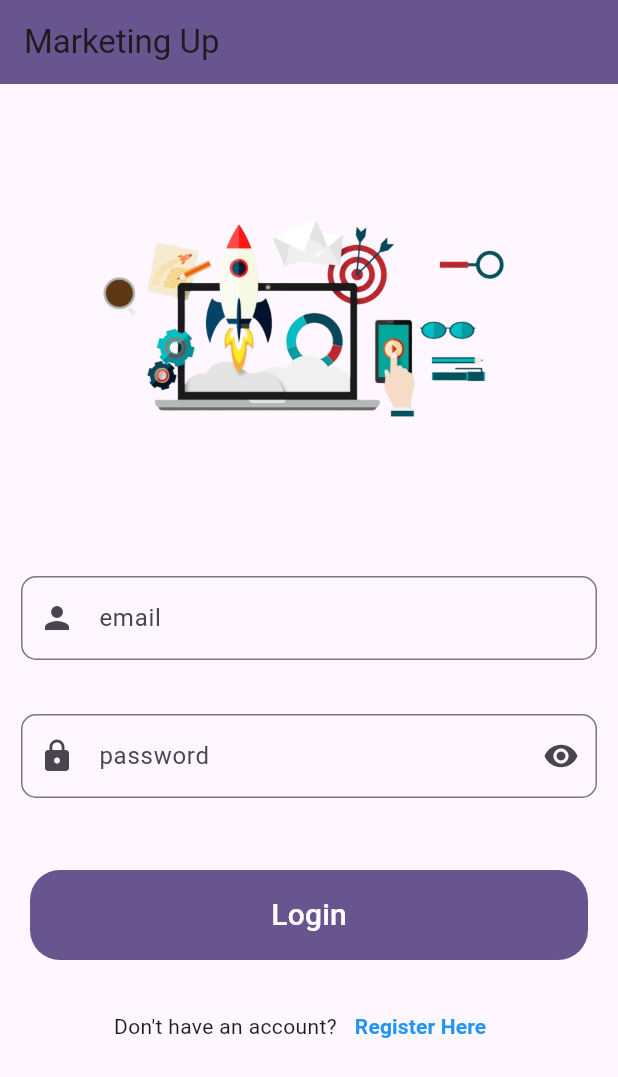
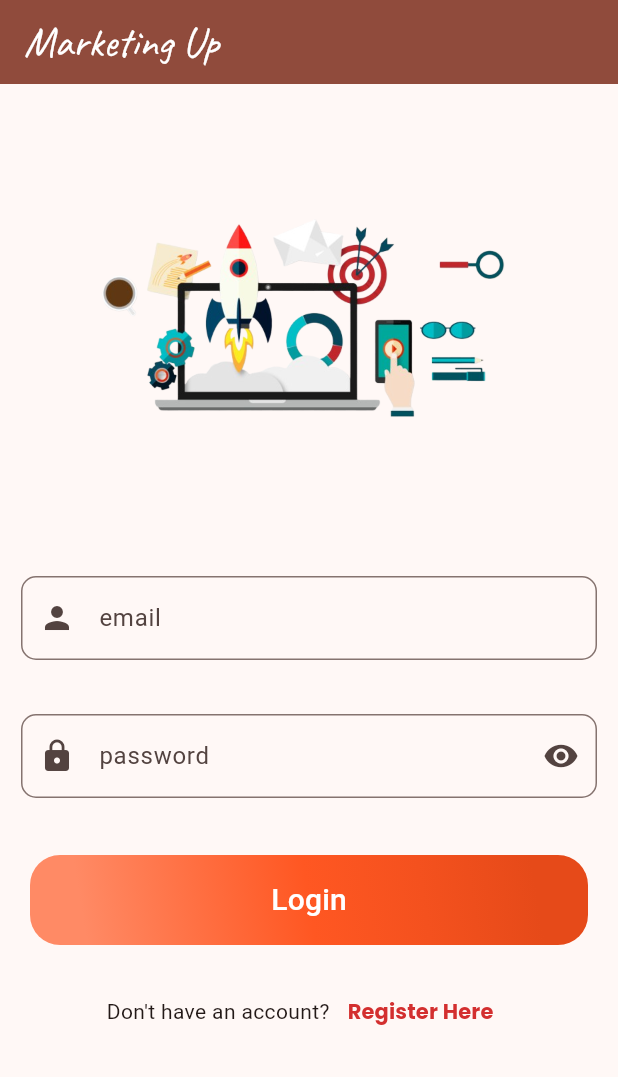
Before and after one commit to mhaquesalman/marketing_up, a Flutter app: the screen it shows after launch, on a phone screen of 412 x 824 dp. Shown: the top 1077 px of the screen. Run offline on Flutter 3.47's test engine with Material 2 defaults, Android fonts, the light colour scheme and no system bars; our stand-ins replace cloud_firestore, firebase_auth, firebase_core, geolocator, google_fonts, image_cropper and 3 more; accounts and stored records are empty.

Commit message:
admin signup and signin

```diff
--- a/lib/constants.dart
+++ b/lib/constants.dart
@@ -16,6 +16,7 @@
   static const FirebaseUpdatedAt = "updated_at";
   static const FirebaseUserPhoto = "user_photo";
   static const FirebaseUserType = "user_type";
+  static const FirebaseToken = "token";
 
   // default values
   static const DefaultActiveStatus = false;
--- a/lib/login_screen_copy.dart
+++ b/lib/login_screen_copy.dart
@@ -1,7 +1,13 @@
-
 import 'package:flutter/material.dart';
 import 'package:marketing_up/dashboard_screen.dart';
+import 'package:marketing_up/firebase_provider.dart';
+import 'package:marketing_up/models/user_model.dart';
+import 'package:marketing_up/screens/dashboard_screen_copy.dart';
 import 'package:marketing_up/screens/register_screen.dart';
+import 'package:marketing_up/widgets/appbar_widget.dart';
+import 'package:marketing_up/widgets/gradient_background.dart';
+import 'package:provider/provider.dart';
+import 'package:google_fonts/google_fonts.dart';
 
 class LoginScreenCopy extends StatefulWidget {
   const LoginScreenCopy({super.key});
@@ -11,129 +17,192 @@
 }
 
 class _LoginScreenCopyState extends State<LoginScreenCopy> {
+  UserModel? userModel;
+  FocusNode emailFocusNode = FocusNode();
+  FocusNode passwordFocusNode = FocusNode();
+  TextEditingController emailController = TextEditingController();
+  TextEditingController passwordController = TextEditingController();
+  String email = "";
+  String password = "";
+  bool isObscured = true;
+  bool fieldsError = false;
+  bool retry = false;
+  late FirebaseProvider firebaseProvider;
 
-  void goDashboard(BuildContext context, String type) {
+  void showSnackbar(BuildContext context, String text) {
+    final snackBar = SnackBar(
+      content: Text(text),
+      duration: Duration(seconds: 3),
+    );
+    ScaffoldMessenger.of(context).showSnackBar(snackBar);
+  }
+
+  void submitLoginData() async {
+    email = emailController.text;
+    password = passwordController.text;
+    if (email.isNotEmpty && password.isNotEmpty) {
+      Map<String, dynamic>? userInfo =
+          await firebaseProvider.loginUser(email, password);
+      if (userInfo != null) {
+        userModel = UserModel.fromMap(userInfo);
+      }
+    } else {
+      showSnackbar(context, "Fields are empty please fill up");
+    }
+  }
+
+  void goDashboard() {
     Navigator.of(context).pushAndRemoveUntil(
-        MaterialPageRoute(builder: (context) => DashboardScreen(type: type)),
+        MaterialPageRoute(
+            builder: (context) => DashboardScreenCopy(
+                  userModel: userModel,
+                )),
         (Route<dynamic> route) => false);
   }
 
-  FocusNode emailFocusNode = FocusNode();
-  FocusNode passwordFocusNode = FocusNode();
-  String email = "";
-  String password = "";
-  bool isObscured = true;
+  @override
+  void initState() {
+    firebaseProvider = context.read<FirebaseProvider>();
+    super.initState();
+  }
+
+  @override
+  void dispose() {
+    emailController.dispose();
+    passwordController.dispose();
+    super.dispose();
+  }
 
   @override
   Widget build(BuildContext context) {
+    Status status = context.watch<FirebaseProvider>().status;
+    String responseMsg = Provider.of<FirebaseProvider>(context).responseMsg;
+
+    print("login: $status");
+
+    // to show snackbar we have to use inside addpostframecallback
+    WidgetsBinding.instance.addPostFrameCallback((timeStamp) {
+      if (status == Status.Success && userModel != null) {
+        // showSnackbar(context, responseMsg);
+        goDashboard();
+      } else if (status == Status.Fail && !retry) {
+        showSnackbar(context, responseMsg);
+      } else if (status == Status.Error && !retry) {
+        showSnackbar(context, responseMsg);
+      }
+    });
+
     return Scaffold(
-      appBar: AppBar(
-        title: Text("Marketing Up"),
-        backgroundColor: Theme.of(context).primaryColor,
-      ),
+        appBar: appBarWidget(context),
         body: SingleChildScrollView(
           child: Column(
             children: [
+              status == Status.Loading
+                  ? Padding(
+                      padding: EdgeInsets.only(top: 10, bottom: 10),
+                      child: LinearProgressIndicator(),
+                    )
+                  : SizedBox.shrink(),
               Container(
                 height: 300,
                 width: 300,
                 child: Image.asset("images/login_bg-one.png"),
               ),
-            SizedBox(height: 10,),
-            buildTextField("email", "Email is required!"),
-            buildTextField("password", "Password length must be 6"),
-            SizedBox(height: 10,),
-            buildLoginButton(context),
+              SizedBox(
+                height: 10,
+              ),
+              buildTextField("email", emailController, status),
+              buildTextField("password", passwordController, status),
+              buildLoginButton(context, status),
               Row(
                 mainAxisAlignment: MainAxisAlignment.center,
                 children: [
                   Text("Don't have an account?"),
                   TextButton(
                       onPressed: () {
-                      Navigator.of(context).push(MaterialPageRoute(builder: (context) => RegisterScreen()));
+                        Navigator.of(context).push(MaterialPageRoute(
+                            builder: (context) => RegisterScreen()));
                       },
-                    child: Text("Register Here",
-                      style: TextStyle(fontWeight: FontWeight.bold, color: Colors.blue),)
-                )
+                      child: Text(
+                        "Register Here",
+                        style: TextStyle(
+                            fontWeight: FontWeight.bold,
+                            color: Colors.red[700],
+                            fontFamily: GoogleFonts.poppins().fontFamily
+                        ),
+                      ))
                 ],
               )
             ],
           ),
-      )
-    );
+        ));
   }
 
-  Container buildLoginButton(BuildContext context) {
+  Container buildLoginButton(BuildContext context, Status status) {
     return Container(
       margin: EdgeInsets.symmetric(vertical: 20.0, horizontal: 20),
       height: 60.0,
       width: double.infinity,
       decoration: BoxDecoration(
-              color: Theme.of(context).primaryColor,
+        gradient: gradientBackground(),
         borderRadius: BorderRadius.circular(20.0),
       ),
       child: TextButton(
         child: Text(
-                "Login",
+          status == Status.Loading ? "Please wait" : "Login",
           style: TextStyle(
             color: Colors.white,
             fontSize: 20.0,
+            fontFamily: GoogleFonts.roboto().fontFamily
           ),
         ),
-              onPressed: () => goDashboard(context, "admin".toUpperCase()),
+        onPressed: () {
+          setState(() {
+            fieldsError = emailController.text.isEmpty || passwordController.text.isEmpty;
+            retry = false;
+          });
+          if (status == Status.Loading) return;
+          submitLoginData();
+        },
       ),
     );
   }
 
-  Widget buildTextField(String label, String errMsg) {
+  Widget buildTextField(String label, TextEditingController controller, Status status) {
     return Padding(
       padding: EdgeInsets.symmetric(vertical: 18.0, horizontal: 14),
-      child: TextFormField(
+      child: TextField(
+        controller: controller,
         obscureText: label == "password" ? isObscured : false,
-        focusNode: label == "password" ? passwordFocusNode : emailFocusNode,
         style: TextStyle(fontSize: 16.0),
         decoration: InputDecoration(
             labelText: label,
+            errorText: fieldsError ? "Fields can't be empty" : null,
             labelStyle: TextStyle(fontSize: 16.0),
             border: OutlineInputBorder(
               borderRadius: BorderRadius.circular(10.0),
             ),
             hintText: label == "password" ? "Password" : "Email",
-            prefixIcon: label == "password" ? Icon(Icons.lock) : Icon(Icons.person),
-            suffixIcon: label == "password" ? IconButton(
-              icon: isObscured ? Icon(Icons.visibility) : Icon(Icons.visibility_off),
+            prefixIcon:
+                label == "password" ? Icon(Icons.lock) : Icon(Icons.person),
+            suffixIcon: label == "password"
+                ? IconButton(
+                    icon: isObscured
+                        ? Icon(Icons.visibility)
+                        : Icon(Icons.visibility_off),
                     onPressed: () {
+                      if (status == Status.Fail || status == Status.Error)
+                        retry = true;
+                      else
+                        retry = false;
                       setState(() {
                         isObscured = !isObscured;
                       });
                     },
-            ) : null
+                  )
+                : null
         ),
-        validator: (input) {
-          if (label == "password") {
-            if (input!.trim().length < 6) {
-              passwordFocusNode.requestFocus();
-              return errMsg;
-            } else return null;
-          } else {
-            if(input!.trim().isEmpty) {
-              emailFocusNode.requestFocus();
-              return errMsg;
-            } else if (!input.trim().contains("@")) {
-              emailFocusNode.requestFocus();
-              return "Valid email address must contain @";
-            } else return null;
-          }
-        },
-        onSaved: (value) {
-          if (label == "password") {
-            if (value != null) password = value;
-          } else {
-            if (value != null) email = value;
-          }
-        },
       ),
     );
   }
-
 }
--- a/lib/main.dart
+++ b/lib/main.dart
@@ -37,11 +37,12 @@
         debugShowCheckedModeBanner: false,
         title: 'Flutter Demo',
         theme: ThemeData(
-          colorScheme: ColorScheme.fromSeed(seedColor: Colors.deepPurple),
+          colorScheme: ColorScheme.fromSeed(seedColor: Color(int.parse("0xFFE35335"))),
           useMaterial3: true,
         ),
         home: LoginScreenCopy(),
       ),
     );
   }
+
 }
--- a/lib/models/user_model.dart
+++ b/lib/models/user_model.dart
@@ -16,6 +16,7 @@
   final String userType;
   final DateTime createdAt;
   final DateTime updatedAt;
+  String? token;
 
   UserModel(
       {this.id,
@@ -32,6 +33,23 @@
       required this.userType,
       required this.createdAt,
       required this.updatedAt});
+
+  UserModel.withToken(
+      {this.id, this.token,
+        required this.activeStatus,
+        required this.companyUserLimit,
+        required this.companyId,
+        required this.companyVisitLimit,
+        required this.createdBy,
+        required this.email,
+        required this.fullName,
+        required this.phoneNumber,
+        required this.password,
+        required this.userPhoto,
+        required this.userType,
+        required this.createdAt,
+        required this.updatedAt});
+
 
   Map<String, dynamic> toMap() {
     final map = <String, dynamic>{};
@@ -66,8 +84,29 @@
         password: doc.get(Constants.FirebasePassword),
         userPhoto: doc.get(Constants.FirebaseUserPhoto),
         userType: doc.get(Constants.FirebaseUserType),
-        createdAt: doc.get(Constants.FirebaseCreatedAt),
-        updatedAt: doc.get(Constants.FirebaseUpdatedAt));
+        createdAt: (doc.get(Constants.FirebaseCreatedAt) as Timestamp).toDate(),
+        updatedAt: (doc.get(Constants.FirebaseUpdatedAt) as Timestamp).toDate()
+    );
+  }
+
+  factory UserModel.fromMap(Map<String, dynamic> map) {
+    return UserModel.withToken(
+        id: map[Constants.FirebaseUserId],
+        token: map[Constants.FirebaseToken],
+        activeStatus: map[Constants.FirebaseActiveStatus],
+        companyUserLimit: map[Constants.FirebaseCompanyUserLimit],
+        companyId: map[Constants.FirebaseCompanyId],
+        companyVisitLimit: map[Constants.FirebaseCompanyVisitLimit],
+        createdBy: map[Constants.FirebaseCreatedBy],
+        email: map[Constants.FirebaseEmail],
+        fullName: map[Constants.FirebaseFullName],
+        phoneNumber: map[Constants.FirebasePhoneNumber],
+        password: map[Constants.FirebasePassword],
+        userPhoto: map[Constants.FirebaseUserPhoto],
+        userType: map[Constants.FirebaseUserType],
+        createdAt: (map[Constants.FirebaseCreatedAt] as Timestamp).toDate(),
+        updatedAt: (map[Constants.FirebaseUpdatedAt] as Timestamp).toDate()
+    );
   }
 
   UserModel copyWith(
@@ -104,6 +143,8 @@
 
   @override
   String toString() {
-    return 'UserModel{activeStatus: $activeStatus, companyUserLimit: $companyUserLimit, companyId: $companyId, companyVisitLimit: $companyVisitLimit, createdBy: $createdBy, email: $email, fullName: $fullName, phoneNumber: $phoneNumber, userType: $userType, createdAt: $createdAt, updatedAt: $updatedAt}';
+    return 'UserModel{id: $id, activeStatus: $activeStatus, companyUserLimit: $companyUserLimit, companyId: $companyId, companyVisitLimit: $companyVisitLimit, '
+        'createdBy: $createdBy, email: $email, fullName: $fullName, phoneNumber: $phoneNumber, userType: $userType, createdAt: $createdAt, '
+        'updatedAt: $updatedAt, token: $token}';
   }
 }
--- /dev/null
+++ b/lib/widgets/appbar_widget.dart
@@ -0,0 +1,13 @@
+import 'package:flutter/material.dart';
+import 'package:google_fonts/google_fonts.dart';
+
+PreferredSize appBarWidget(BuildContext context) {
+  return PreferredSize(
+    preferredSize: AppBar().preferredSize,
+    child: AppBar(
+      title: Text("Marketing Up", style: TextStyle(fontFamily: GoogleFonts.caveat().fontFamily, fontSize: 28, color: Colors.white),),
+      backgroundColor: Theme.of(context).primaryColor,
+      iconTheme: IconThemeData(color: Colors.white),
+    ),
+  );
+}
--- /dev/null
+++ b/lib/widgets/gradient_background.dart
@@ -0,0 +1,19 @@
+import 'package:flutter/material.dart';
+
+Gradient gradientBackground() => LinearGradient(
+        begin: Alignment.bottomLeft,
+        end: Alignment.topRight,
+        stops: [
+          0.1,
+          0.3,
+          0.5,
+          0.7,
+          0.9
+        ],
+        colors: [
+          Colors.deepOrange[300]!,
+          Colors.deepOrange[400]!,
+          Colors.deepOrange[500]!,
+          Colors.deepOrange[600]!,
+          Colors.deepOrange[700]!,
+        ]);
--- a/pubspec.yaml
+++ b/pubspec.yaml
@@ -36,6 +36,7 @@
   # Use with the CupertinoIcons class for iOS style icons.
   cupertino_icons: ^1.0.2
   image_picker: ^0.8.3
+  google_fonts:
   sqflite:
   path_provider:
   provider:
```
Also changed, not shown: lib/firebase_provider.dart (+93 -8 lines), lib/imagepicker_widget.dart (+6 -2 lines), lib/screens/add_employee_screen.dart (added, +23 -0 lines), lib/screens/auth_screen.dart (added, +26 -0 lines), lib/screens/dashboard_screen_copy.dart (added, +65 -0 lines), lib/screens/register_screen.dart (+16 -14 lines), pubspec.lock. Lines whose indentation alone changed are shown as unchanged.
